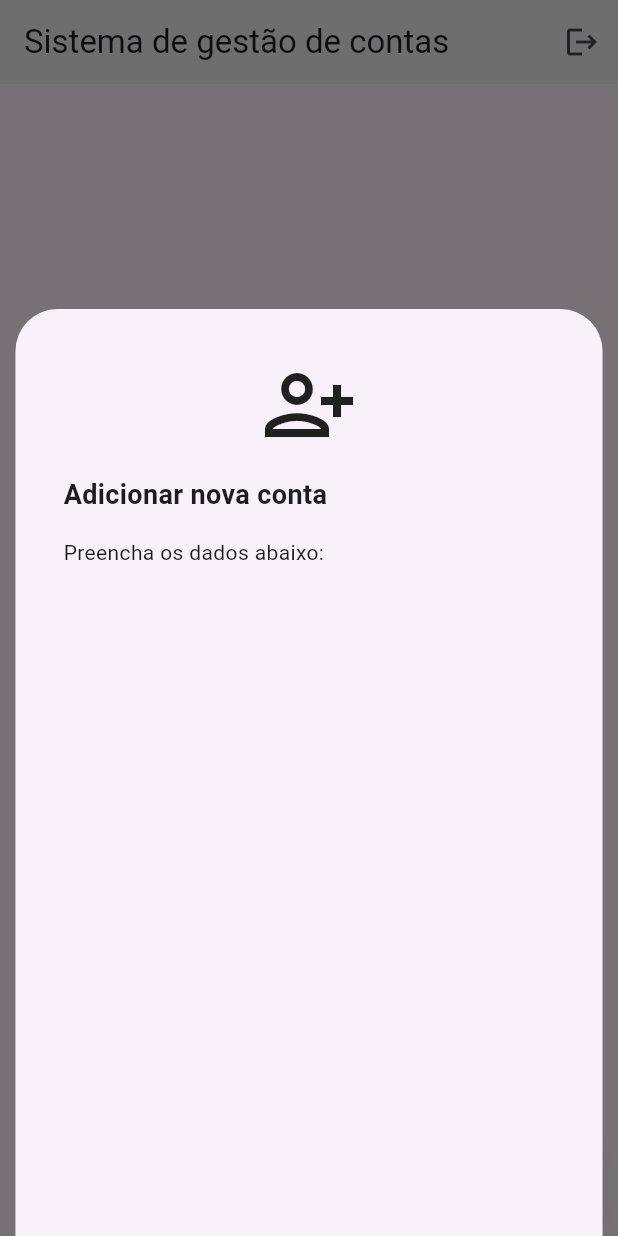
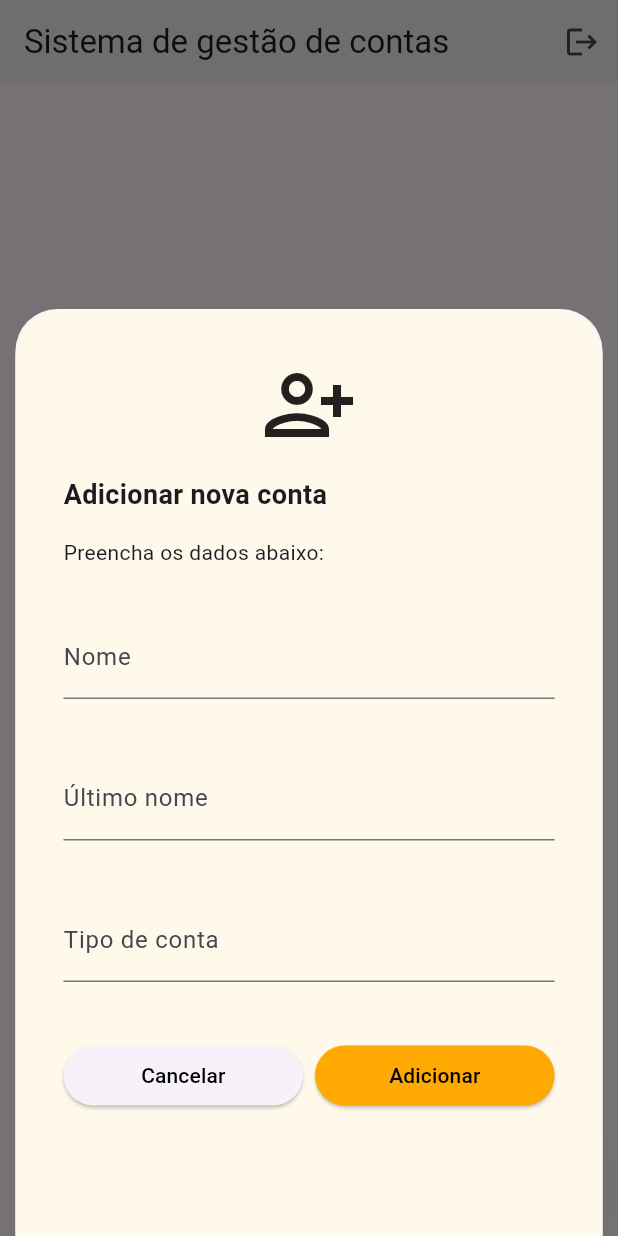
Before and after one commit to victorvazdev/flutter_banco_douro, a Flutter app: the screen it shows after launch, after a tap on "Entrar", after a tap on the "add" icon, on a phone screen of 412 x 824 dp. Run offline on Flutter 3.47's test engine with Material 3 defaults, Android fonts, the phone set to English and light mode, and no system bars; network calls fail.

Commit message:
Layout responsive to keyboard developed

```diff
--- a/lib/ui/login_screen.dart
+++ b/lib/ui/login_screen.dart
@@ -17,17 +17,24 @@ class LoginScreen extends StatelessWidget {
           ),
 
           Padding(
-            padding: const EdgeInsets.all(32),
+            padding: EdgeInsets.all(32),
+            child: Column(
+              children: [
+                Expanded(
+                  child: SingleChildScrollView(
                     child: Column(
                       mainAxisAlignment: MainAxisAlignment.center,
+                      crossAxisAlignment: CrossAxisAlignment.stretch,
                       children: <Widget>[
                         SizedBox(height: 128),
 
+                        Column(
+                          children: [
+                            SizedBox(height: 105),
                             Image.asset('assets/images/logo.png', width: 120),
+                          ],
+                        ),
 
-                Column(
-                  crossAxisAlignment: CrossAxisAlignment.stretch,
-                  children: [
                         const SizedBox(height: 32),
 
                         const Text(
@@ -39,14 +46,18 @@ class LoginScreen extends StatelessWidget {
                         const SizedBox(height: 32),
 
                         TextFormField(
-                      decoration: InputDecoration(label: const Text('E-mail')),
+                          decoration: InputDecoration(
+                            label: const Text('E-mail'),
+                          ),
                         ),
 
                         const SizedBox(height: 16),
 
                         TextFormField(
                           obscureText: true,
-                      decoration: InputDecoration(label: const Text('Senha')),
+                          decoration: InputDecoration(
+                            label: const Text('Senha'),
+                          ),
                         ),
 
                         const SizedBox(height: 32),
@@ -67,6 +78,8 @@ class LoginScreen extends StatelessWidget {
                         ),
                       ],
                     ),
+                  ),
+                ),
               ],
             ),
           ),
--- a/lib/ui/styles/colors.dart
+++ b/lib/ui/styles/colors.dart
@@ -3,5 +3,5 @@ import 'package:flutter/material.dart';
 class AppColor {
   static const Color orange = Color(0xFFFFA902);
   static const Color lightGray = Color(0xFFF0F0F0);
-  static const Color lightOrange = Color(0xFFFFEDC2);
+  static const Color lightOrange = Color(0xFFFFF9EB);
 }
--- a/lib/ui/widgets/add_account_modal.dart
+++ b/lib/ui/widgets/add_account_modal.dart
@@ -1,4 +1,5 @@
 import 'package:flutter/material.dart';
+import 'package:flutter_banco_douro/ui/styles/colors.dart';
 
 class AddAccountModal extends StatelessWidget {
   const AddAccountModal({super.key});
@@ -8,7 +9,20 @@ class AddAccountModal extends StatelessWidget {
     return Container(
       height: MediaQuery.of(context).size.height * 0.75,
       width: MediaQuery.of(context).size.width * 0.95,
-      padding: EdgeInsets.all(32),
+      padding: EdgeInsets.only(
+        left: 32,
+        right: 32,
+        top: 32,
+        bottom: MediaQuery.of(context).viewInsets.bottom,
+      ),
+      decoration: BoxDecoration(
+        color: AppColor.lightOrange,
+        borderRadius: BorderRadius.only(
+          topLeft: Radius.circular(32),
+          topRight: Radius.circular(32),
+        ),
+      ),
+      child: SingleChildScrollView(
         child: Column(
           children: [
             SizedBox(
@@ -26,7 +40,58 @@ class AddAccountModal extends StatelessWidget {
                 ],
               ),
             ),
+            SizedBox(height: 32),
+            SizedBox(
+              height: 331,
+              child: Column(
+                mainAxisAlignment: MainAxisAlignment.spaceBetween,
+                children: [
+                  TextFormField(
+                    decoration: InputDecoration(label: const Text('Nome')),
+                  ),
+                  TextFormField(
+                    decoration: InputDecoration(
+                      label: const Text('Último nome'),
+                    ),
+                  ),
+                  TextFormField(
+                    decoration: InputDecoration(
+                      label: const Text('Tipo de conta'),
+                    ),
+                  ),
+                  Row(
+                    children: [
+                      Expanded(
+                        child: ElevatedButton(
+                          onPressed: () {},
+                          child: Text(
+                            'Cancelar',
+                            style: TextStyle(color: Colors.black),
+                          ),
+                        ),
+                      ),
+                      SizedBox(width: 8),
+                      Expanded(
+                        child: ElevatedButton(
+                          onPressed: () {},
+                          style: ButtonStyle(
+                            backgroundColor: WidgetStatePropertyAll(
+                              AppColor.orange,
+                            ),
+                          ),
+                          child: Text(
+                            'Adicionar',
+                            style: TextStyle(color: Colors.black),
+                          ),
+                        ),
+                      ),
                     ],
+                  ),
+                ],
+              ),
+            ),
+          ],
+        ),
       ),
     );
   }
```
Lines whose indentation alone changed are shown as unchanged.
